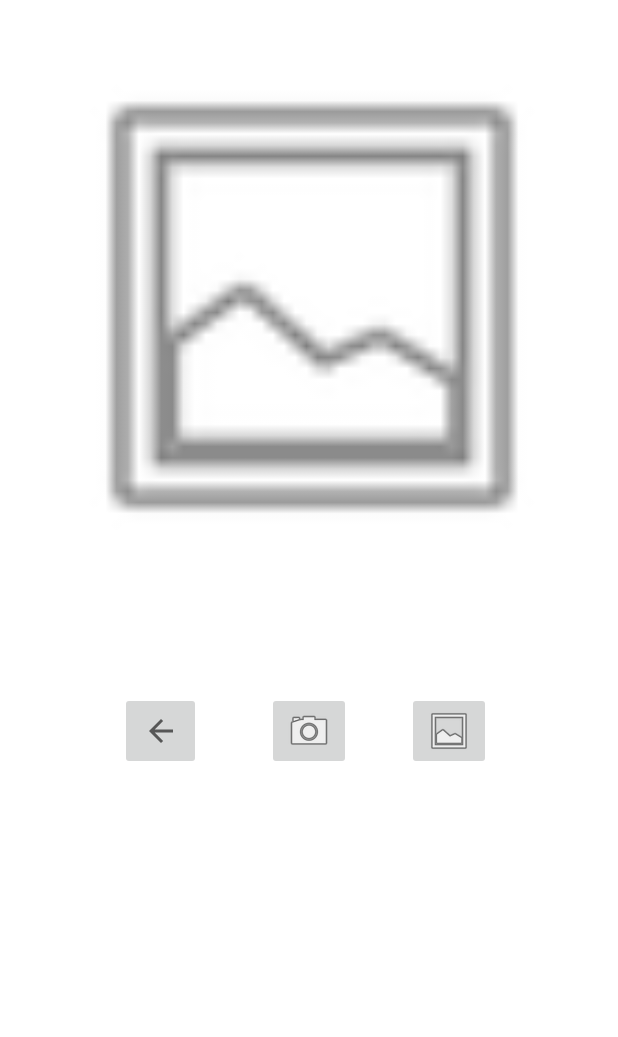
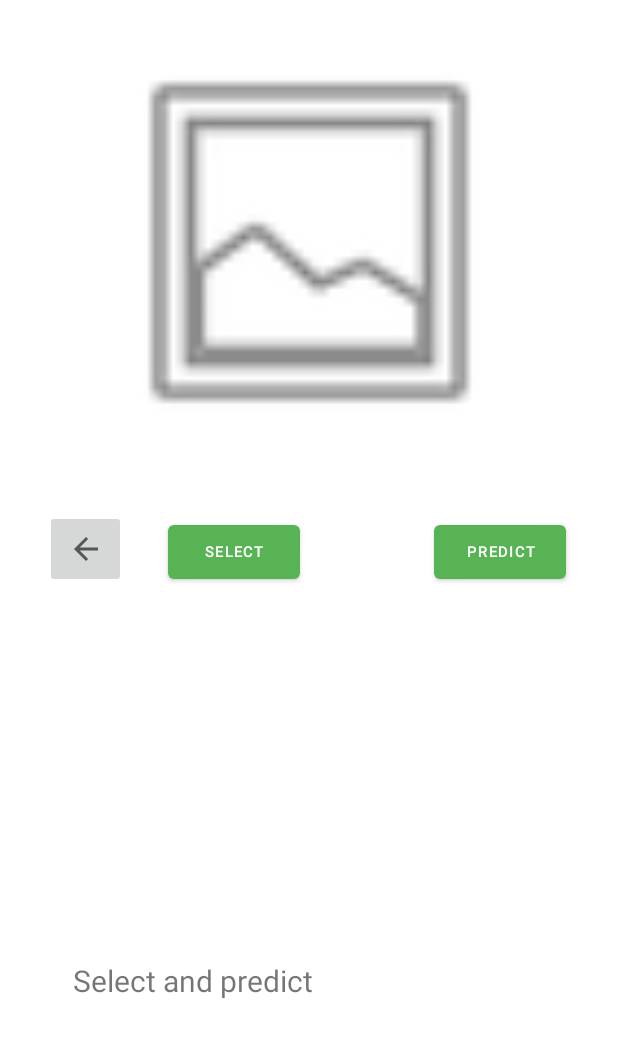
Before and after one commit to phantan2001/DOANCUOIKY-PTUD, an Android app: the layout activity_nhan_dien_do_vat.xml on its own in the app's theme, with its tools: preview values and no code run, on a phone screen of 412 x 824 dp. Shown: the top 1037 px of the screen. Run offline under Robolectric (Android 15) with nearby library versions, the phone set to English and light mode, and no system bars; network calls fail.

```diff
--- a/app/src/main/res/layout/activity_nhan_dien_do_vat.xml
+++ b/app/src/main/res/layout/activity_nhan_dien_do_vat.xml
@@ -6,51 +6,64 @@
     android:layout_height="match_parent"
     tools:context=".nhan_dien_do_vat">
 
+
     <ImageView
-        android:id="@+id/imageView3"
-        android:layout_width="361dp"
-        android:layout_height="377dp"
-        android:layout_marginStart="47dp"
-        android:layout_marginTop="16dp"
-        android:layout_marginEnd="48dp"
+        android:id="@+id/imageView"
+        android:layout_width="343dp"
+        android:layout_height="285dp"
         android:padding="@dimen/cardview_default_radius"
+        app:layout_constraintBottom_toBottomOf="parent"
         app:layout_constraintEnd_toEndOf="parent"
-        app:layout_constraintHorizontal_bias="0.448"
         app:layout_constraintStart_toStartOf="parent"
         app:layout_constraintTop_toTopOf="parent"
-        app:srcCompat="@android:drawable/ic_menu_gallery" />
-
-    <ImageButton
-        android:id="@+id/imageButton3"
-        android:layout_width="wrap_content"
-        android:layout_height="wrap_content"
-        android:layout_marginStart="44dp"
-        android:layout_marginTop="68dp"
-        app:layout_constraintStart_toEndOf="@+id/home"
-        app:layout_constraintTop_toBottomOf="@+id/imageView3"
-        app:srcCompat="@android:drawable/ic_menu_camera" />
-
-    <ImageButton
-        android:id="@+id/imageButton4"
-        android:layout_width="wrap_content"
-        android:layout_height="wrap_content"
-        android:layout_marginStart="37dp"
-        android:layout_marginTop="68dp"
-        android:layout_marginEnd="86dp"
-        app:layout_constraintEnd_toEndOf="parent"
-        app:layout_constraintHorizontal_bias="0.0"
-        app:layout_constraintStart_toEndOf="@+id/imageButton3"
-        app:layout_constraintTop_toBottomOf="@+id/imageView3"
+        app:layout_constraintVertical_bias="0.035"
         app:srcCompat="@android:drawable/ic_menu_gallery" />
 
     <ImageButton
         android:id="@+id/home"
         android:layout_width="54dp"
         android:layout_height="52dp"
-        android:layout_marginStart="80dp"
-        android:layout_marginTop="68dp"
+        android:layout_marginStart="30dp"
+        android:layout_marginTop="36dp"
         app:layout_constraintStart_toStartOf="parent"
-        app:layout_constraintTop_toBottomOf="@+id/imageView3"
-        app:srcCompat="?attr/homeAsUpIndicator" />
+        app:layout_constraintTop_toBottomOf="@+id/imageView"
+        app:srcCompat="?attr/homeAsUpIndicator"
+        tools:ignore="SpeakableTextPresentCheck" />
+
+    <Button
+        android:id="@+id/button"
+        android:layout_width="wrap_content"
+        android:layout_height="wrap_content"
+        android:layout_marginStart="28dp"
+        android:layout_marginTop="40dp"
+        android:text="SELECT"
+        android:textSize="10sp"
+        app:layout_constraintStart_toEndOf="@+id/home"
+        app:layout_constraintTop_toBottomOf="@+id/imageView" />
+
+    <Button
+        android:id="@+id/button2"
+        android:layout_width="wrap_content"
+        android:layout_height="wrap_content"
+        android:layout_marginTop="40dp"
+        android:text="PREDICT"
+        android:textSize="10sp"
+        app:layout_constraintEnd_toEndOf="parent"
+        app:layout_constraintHorizontal_bias="0.723"
+        app:layout_constraintStart_toEndOf="@+id/button"
+        app:layout_constraintTop_toBottomOf="@+id/imageView" />
+
+    <TextView
+        android:id="@+id/textView"
+        android:layout_width="314dp"
+        android:layout_height="139dp"
+        android:text="Select and predict"
+        android:textSize="20sp"
+        app:layout_constraintBottom_toBottomOf="parent"
+        app:layout_constraintEnd_toEndOf="parent"
+        app:layout_constraintHorizontal_bias="0.494"
+        app:layout_constraintStart_toStartOf="parent"
+        app:layout_constraintTop_toBottomOf="@+id/imageView"
+        app:layout_constraintVertical_bias="0.883" />
 
 </androidx.constraintlayout.widget.ConstraintLayout>
```
Also changed, not shown: app/build.gradle (+6 -1 lines), app/src/main/java/com/example/imagedetection/nhan_dien_do_vat.kt (+88 -0 lines), app/src/main/res/layout/activity_dich_van_ban.xml (+6 -3 lines), app/src/main/res/layout/activity_quet_ma_vach.xml (+4 -3 lines).
